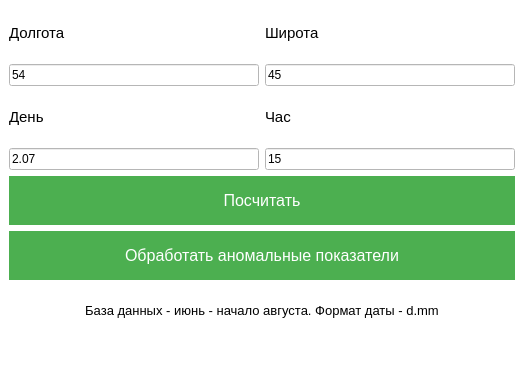
First picture: the form in weather_forecast/mainwindow.ui, repository 3614N/weather-forecast, before the edit.
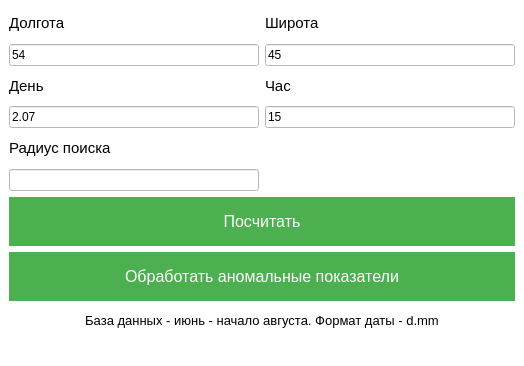
Second picture: the form after the edit.

```diff
--- a/weather_forecast/mainwindow.ui
+++ b/weather_forecast/mainwindow.ui
@@ -18,6 +18,91 @@
   </property>
   <widget class="QWidget" name="centralwidget">
    <layout class="QGridLayout" name="gridLayout">
+    <item row="0" column="0">
+     <widget class="QLabel" name="label_2">
+      <property name="styleSheet">
+       <string notr="true">color: black;</string>
+      </property>
+      <property name="text">
+       <string>&lt;html&gt;&lt;head/&gt;&lt;body&gt;&lt;p&gt;&lt;span style=&quot; font-size:11pt;&quot;&gt;Долгота&lt;/span&gt;&lt;/p&gt;&lt;/body&gt;&lt;/html&gt;</string>
+      </property>
+     </widget>
+    </item>
+    <item row="2" column="1">
+     <widget class="QLabel" name="label_4">
+      <property name="font">
+       <font>
+        <pointsize>11</pointsize>
+       </font>
+      </property>
+      <property name="text">
+       <string>Час</string>
+      </property>
+     </widget>
+    </item>
+    <item row="7" column="0" colspan="2">
+     <widget class="QPushButton" name="pushButton">
+      <property name="font">
+       <font>
+        <pointsize>-1</pointsize>
+        <underline>false</underline>
+        <strikeout>false</strikeout>
+       </font>
+      </property>
+      <property name="styleSheet">
+       <string notr="true">QPushButton {
+background-color: #4CAF50; /* Green */
+    border: none;
+    color: white;
+    padding: 15px 32px;
+    text-align: center;
+    text-decoration: none;
+    display: inline-block;
+    font-size: 16px;
+}
+QPushButton:hover {
+background-color: #76C479;
+    border: none;
+    color: white;
+    padding: 13px 30px;
+    text-align: center;
+    text-decoration: none;
+    display: inline-block;
+    font-size: 16px;
+}
+QPushButton:pressed {
+background-color: #3D8C40;
+    border: none;
+    color: white;
+    padding: 15px 32px;
+    text-align: center;
+    text-decoration: none;
+    display: inline-block;
+    font-size: 16px;
+}</string>
+      </property>
+      <property name="text">
+       <string>Посчитать</string>
+      </property>
+     </widget>
+    </item>
+    <item row="1" column="0">
+     <widget class="QLineEdit" name="latitude">
+      <property name="text">
+       <string>54</string>
+      </property>
+     </widget>
+    </item>
+    <item row="6" column="0">
+     <widget class="QLineEdit" name="radius"/>
+    </item>
+    <item row="3" column="0">
+     <widget class="QLineEdit" name="day">
+      <property name="text">
+       <string>2.07</string>
+      </property>
+     </widget>
+    </item>
     <item row="0" column="1">
      <widget class="QLabel" name="label">
       <property name="styleSheet">
@@ -28,6 +113,13 @@
       </property>
      </widget>
     </item>
+    <item row="1" column="1">
+     <widget class="QLineEdit" name="longitude">
+      <property name="text">
+       <string>45</string>
+      </property>
+     </widget>
+    </item>
     <item row="2" column="0">
      <widget class="QLabel" name="label_3">
       <property name="font">
@@ -40,69 +132,6 @@
       </property>
      </widget>
     </item>
-    <item row="1" column="0">
-     <widget class="QLineEdit" name="latitude">
-      <property name="text">
-       <string>54</string>
-      </property>
-     </widget>
-    </item>
-    <item row="0" column="0">
-     <widget class="QLabel" name="label_2">
-      <property name="styleSheet">
-       <string notr="true">color: black;</string>
-      </property>
-      <property name="text">
-       <string>&lt;html&gt;&lt;head/&gt;&lt;body&gt;&lt;p&gt;&lt;span style=&quot; font-size:11pt;&quot;&gt;Долгота&lt;/span&gt;&lt;/p&gt;&lt;/body&gt;&lt;/html&gt;</string>
-      </property>
-     </widget>
-    </item>
-    <item row="5" column="0" colspan="2">
-     <widget class="QPushButton" name="pushButton_2">
-      <property name="font">
-       <font>
-        <pointsize>-1</pointsize>
-        <underline>false</underline>
-        <strikeout>false</strikeout>
-       </font>
-      </property>
-      <property name="styleSheet">
-       <string notr="true">QPushButton {
-background-color: #4CAF50; /* Green */
-    border: none;
-    color: white;
-    padding: 15px 32px;
-    text-align: center;
-    text-decoration: none;
-    display: inline-block;
-    font-size: 16px;
-}
-QPushButton:hover {
-background-color: #76C479;
-    border: none;
-    color: white;
-    padding: 13px 30px;
-    text-align: center;
-    text-decoration: none;
-    display: inline-block;
-    font-size: 16px;
-}
-QPushButton:pressed {
-background-color: #3D8C40;
-    border: none;
-    color: white;
-    padding: 15px 32px;
-    text-align: center;
-    text-decoration: none;
-    display: inline-block;
-    font-size: 16px;
-}</string>
-      </property>
-      <property name="text">
-       <string>Обработать аномальные показатели</string>
-      </property>
-     </widget>
-    </item>
     <item row="3" column="1">
      <widget class="QLineEdit" name="hour">
       <property name="text">
@@ -110,7 +139,7 @@
       </property>
      </widget>
     </item>
-    <item row="6" column="0" colspan="2">
+    <item row="9" column="0" colspan="2">
      <widget class="QLabel" name="label_5">
       <property name="font">
        <font>
@@ -122,15 +151,8 @@
       </property>
      </widget>
     </item>
-    <item row="1" column="1">
-     <widget class="QLineEdit" name="longitude">
-      <property name="text">
-       <string>45</string>
-      </property>
-     </widget>
-    </item>
-    <item row="4" column="0" colspan="2">
-     <widget class="QPushButton" name="pushButton">
+    <item row="8" column="0" colspan="2">
+     <widget class="QPushButton" name="pushButton_2">
       <property name="font">
        <font>
         <pointsize>-1</pointsize>
@@ -171,26 +193,14 @@
 }</string>
       </property>
       <property name="text">
-       <string>Посчитать</string>
+       <string>Обработать аномальные показатели</string>
       </property>
      </widget>
     </item>
-    <item row="3" column="0">
-     <widget class="QLineEdit" name="day">
+    <item row="5" column="0">
+     <widget class="QLabel" name="label_6">
       <property name="text">
-       <string>2.07</string>
-      </property>
-     </widget>
-    </item>
-    <item row="2" column="1">
-     <widget class="QLabel" name="label_4">
-      <property name="font">
-       <font>
-        <pointsize>11</pointsize>
-       </font>
-      </property>
-      <property name="text">
-       <string>Час</string>
+       <string>&lt;html&gt;&lt;head/&gt;&lt;body&gt;&lt;p&gt;&lt;span style=&quot; font-size:11pt;&quot;&gt;Радиус поиска&lt;/span&gt;&lt;/p&gt;&lt;/body&gt;&lt;/html&gt;</string>
       </property>
      </widget>
     </item>
@@ -202,7 +212,7 @@
      <x>0</x>
      <y>0</y>
      <width>524</width>
-     <height>26</height>
+     <height>22</height>
     </rect>
    </property>
   </widget>
```
